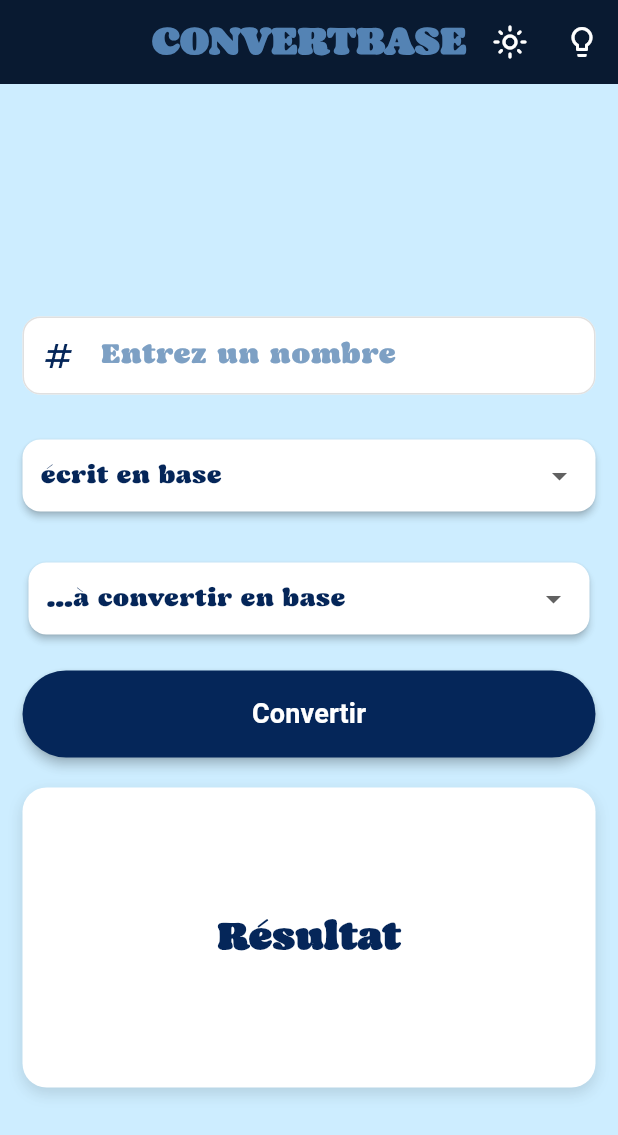
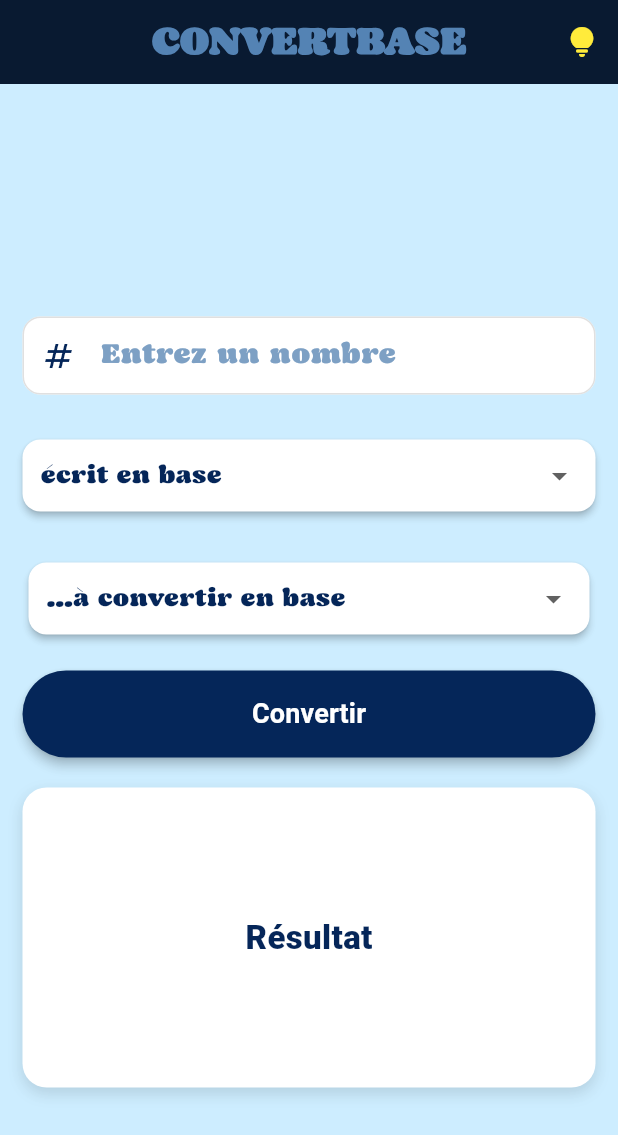
Before and after one commit to Zipa225/convertBase, a Flutter app: the screen it shows after launch, on a phone screen of 412 x 824 dp. Shown: the top 1135 px of the screen. Run offline on Flutter 3.47's test engine with Material 3 defaults, Android fonts, the phone set to English and light mode, and no system bars; Roboto replaces fonts that are missing (poppins).

```diff
--- a/assets/jsons/astuces.json
+++ b/assets/jsons/astuces.json
@@ -24,7 +24,7 @@
     "titre": "Décimal → Binaire",
     "explication": "On divise par 2 plusieurs fois et on regarde les restes. On lit ensuite les restes de bas en haut.",
     "etapes": [
-      " Divise le nombre par 2.",
+      " Divise le nombre par 2",
       " Note le reste (0 ou 1).",
       " Reprends le quotient et recommence jusqu’à obtenir 0.",
       " Lis les restes du bas vers le haut."
--- a/lib/Views/home/HomePage.dart
+++ b/lib/Views/home/HomePage.dart
@@ -35,33 +35,20 @@ class _HomePageState extends State<HomePage> {
           style: Theme.of(context).textTheme.titleLarge,
         ),
         actions: [
-          PopupMenuButton(
-            icon: Icon(
-              Icons.light_mode_outlined,
-              color: Colors.white,
+
+          Tooltip(
+            message: "Apprenez les méthodes de conversion manuelle",
+
+            child: IconButton(
+              onPressed:(){Navigator.pushNamed(context, '/astuces');},
+              icon: Icon(
+                Icons.lightbulb_rounded,
+                color: Colors.yellow,
+              ),
             ),
+          )
 
-            itemBuilder: (context) {
-              return bases.entries.map((base) {
-                return PopupMenuItem(
-                  value: base.key,
-                  child: Text(base.value),
-                );
-              }).toList();
-            },
-          ),
-
-          IconButton(
-              onPressed: null,
-              icon: Icon(
-                Icons.lightbulb_outline,
-                color: Colors.white,
-
-
-              ),
-          ),
         ],
-
         centerTitle: true,
         elevation: 4,
       ),
@@ -203,8 +190,9 @@ class _HomePageState extends State<HomePage> {
                             res.isEmpty ? "Résultat" : res,
 
                             style: TextStyle(
+                              fontFamily: 'poppins',
                               fontSize: 22,
-                              fontWeight: FontWeight.bold,
+                              fontWeight: FontWeight.w900,
                               color: Theme.of(context).colorScheme.secondary,
                             ),
                           ),
```
